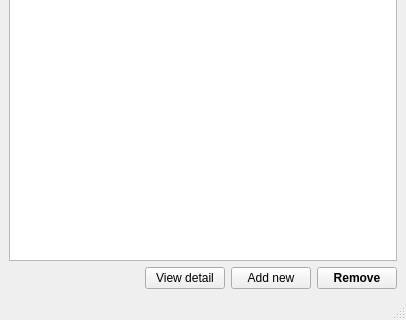
The window that mainwindow.ui (kevin-ye/KeyKeeper3) describes before a commit, drawn with Qt 5; both pictures show x 0 to 406 and y 204 to 524 of the 406 by 524 pixel window.
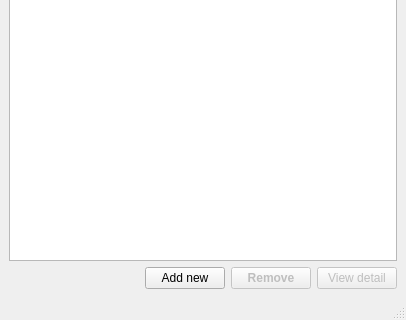
The same window after the commit.

Patch:
```diff
--- a/mainwindow.ui
+++ b/mainwindow.ui
@@ -33,13 +33,6 @@
         </property>
        </spacer>
       </item>
-      <item>
-       <widget class="QPushButton" name="viewdetailButton">
-        <property name="text">
-         <string>View detail</string>
-        </property>
-       </widget>
-      </item>
       <item>
        <widget class="QPushButton" name="addButton">
         <property name="text">
@@ -49,6 +42,9 @@
       </item>
       <item>
        <widget class="QPushButton" name="removeButton">
+        <property name="enabled">
+         <bool>false</bool>
+        </property>
         <property name="font">
          <font>
           <weight>75</weight>
@@ -60,6 +56,16 @@
         </property>
        </widget>
       </item>
+      <item>
+       <widget class="QPushButton" name="viewdetailButton">
+        <property name="enabled">
+         <bool>false</bool>
+        </property>
+        <property name="text">
+         <string>View detail</string>
+        </property>
+       </widget>
+      </item>
      </layout>
     </item>
    </layout>
```
Left out of the diff: 2 changed lines with no effect on the pictures.
